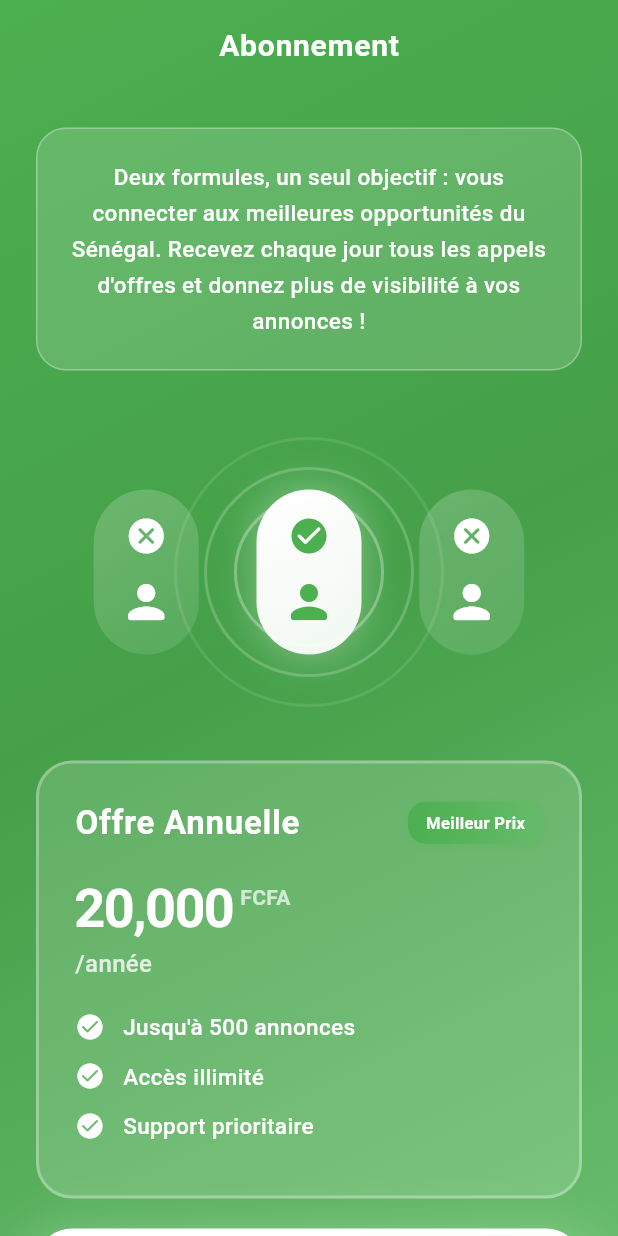
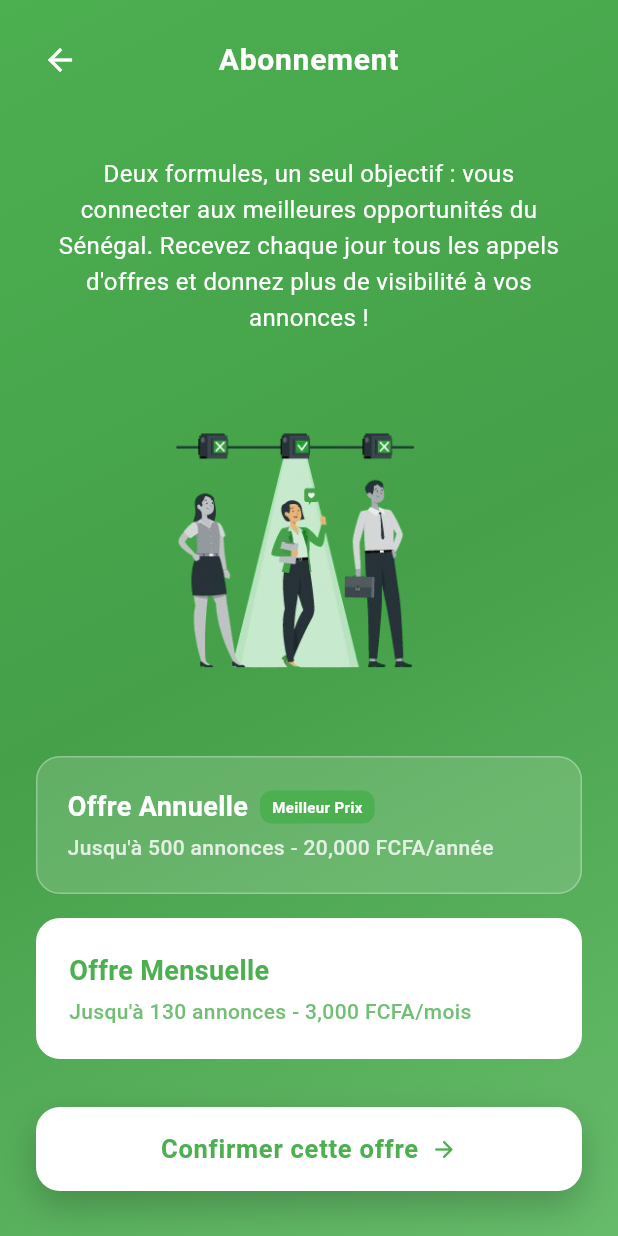
Before and after one commit to Babacargueye3101/sen_offre_mobile, a Flutter app: the TarifsScreen screen opened directly, on a phone screen of 412 x 824 dp. Run offline on Flutter 3.47's test engine with Material 3 defaults, Android fonts, the light colour scheme and no system bars; our stand-ins replace file_picker, shared_preferences, timeago; accounts and stored records are empty.

Commit message:
refactor: simplify tarifs screen layout and styling
- Replaced animated illustration with static tarif.png image asset
- Streamlined pricing cards to show title and subtitle only, removing feature lists and complex gradients
- Added back button to header with centered title layout
- Simplified description text styling by removing background container

```diff
--- a/lib/screens/tarifs_screen.dart
+++ b/lib/screens/tarifs_screen.dart
@@ -8,7 +8,8 @@ class TarifsScreen extends StatefulWidget {
   State<TarifsScreen> createState() => _TarifsScreenState();
 }
 
-class _TarifsScreenState extends State<TarifsScreen> with TickerProviderStateMixin {
+class _TarifsScreenState extends State<TarifsScreen>
+    with TickerProviderStateMixin {
   bool isAnnualSelected = false;
   late AnimationController _floatingController;
   late AnimationController _scaleController;
@@ -65,12 +66,23 @@ class _TarifsScreenState extends State<TarifsScreen> with TickerProviderStateMix
         child: SafeArea(
           child: Column(
             children: [
-              // Header
-              const Padding(
-                padding: EdgeInsets.all(16.0),
-                child: Center(
+              // Header avec bouton retour
+              Padding(
+                padding: const EdgeInsets.all(16.0),
+                child: Row(
+                  children: [
+                    IconButton(
+                      onPressed: () => Navigator.pop(context),
+                      icon: const Icon(
+                        Icons.arrow_back,
+                        color: Colors.white,
+                        size: 24,
+                      ),
+                    ),
+                    const Expanded(
                       child: Text(
                         'Abonnement',
+                        textAlign: TextAlign.center,
                         style: TextStyle(
                           color: Colors.white,
                           fontSize: 20,
@@ -78,6 +90,11 @@ class _TarifsScreenState extends State<TarifsScreen> with TickerProviderStateMix
                           letterSpacing: 0.5,
                         ),
                       ),
+                    ),
+                    const SizedBox(
+                      width: 48,
+                    ), // Pour équilibrer le bouton retour
+                  ],
                 ),
               ),
               // Content
@@ -89,29 +106,21 @@ class _TarifsScreenState extends State<TarifsScreen> with TickerProviderStateMix
                     child: Column(
                       children: [
                         // Description text
-                        Container(
-                          padding: const EdgeInsets.all(20),
-                          decoration: BoxDecoration(
-                            color: Colors.white.withOpacity(0.15),
-                            borderRadius: BorderRadius.circular(20),
-                            border: Border.all(
-                              color: Colors.white.withOpacity(0.3),
-                              width: 1,
-                            ),
-                          ),
-                          child: const Text(
+                        const Padding(
+                          padding: EdgeInsets.symmetric(horizontal: 8.0),
+                          child: Text(
                             "Deux formules, un seul objectif : vous connecter aux meilleures opportunités du Sénégal. Recevez chaque jour tous les appels d'offres et donnez plus de visibilité à vos annonces !",
                             textAlign: TextAlign.center,
                             style: TextStyle(
                               color: Colors.white,
-                              fontSize: 15,
-                              height: 1.6,
-                              fontWeight: FontWeight.w500,
+                              fontSize: 16,
+                              height: 1.5,
+                              fontWeight: FontWeight.w400,
                             ),
                           ),
                         ),
                         const SizedBox(height: 40),
-                        // Illustration animée
+                        // Illustration avec l'image tarif.png
                         AnimatedBuilder(
                           animation: _floatingAnimation,
                           builder: (context, child) {
@@ -121,73 +130,60 @@ class _TarifsScreenState extends State<TarifsScreen> with TickerProviderStateMix
                             );
                           },
                           child: Container(
+                            height: 200,
+                            child: Center(
+                              child: Image.asset(
+                                'assets/images/tarif.png',
                                 height: 180,
-                            decoration: BoxDecoration(
-                              borderRadius: BorderRadius.circular(20),
+                                fit: BoxFit.contain,
+                                errorBuilder: (context, error, stackTrace) {
+                                  // Fallback si l'image n'est pas trouvée
+                                  return Container(
+                                    height: 180,
+                                    child: Column(
+                                      mainAxisAlignment:
+                                          MainAxisAlignment.center,
+                                      children: [
+                                        Icon(
+                                          Icons.image_not_supported,
+                                          color: Colors.white.withOpacity(0.7),
+                                          size: 48,
                                         ),
-                            child: Stack(
-                              alignment: Alignment.center,
-                              children: [
-                                // Cercles en arrière-plan
-                                ...List.generate(3, (index) {
-                                  return Opacity(
-                                    opacity: (0.3 - (index * 0.1)).clamp(0.0, 1.0),
-                                    child: Container(
-                                      width: 100 + (index * 40.0),
-                                      height: 100 + (index * 40.0),
-                                      decoration: BoxDecoration(
-                                        shape: BoxShape.circle,
-                                        border: Border.all(
-                                          color: Colors.white,
-                                          width: 2,
+                                        const SizedBox(height: 8),
+                                        Text(
+                                          'Image tarif.png non trouvée',
+                                          textAlign: TextAlign.center,
+                                          style: TextStyle(
+                                            color: Colors.white.withOpacity(
+                                              0.7,
+                                            ),
+                                            fontSize: 12,
                                           ),
                                         ),
+                                      ],
                                     ),
                                   );
-                                }),
-                                // Icônes centrales
-                                Row(
-                                  mainAxisAlignment: MainAxisAlignment.spaceEvenly,
-                                  children: [
-                                    _buildModernPersonIcon(false, 0),
-                                    _buildModernPersonIcon(true, 1),
-                                    _buildModernPersonIcon(false, 2),
-                                  ],
+                                },
                               ),
-                              ],
                             ),
                           ),
                         ),
                         const SizedBox(height: 40),
                         // Offre Annuelle
-                        _buildModernPricingCard(
+                        _buildPricingCard(
                           isSelected: isAnnualSelected,
                           title: 'Offre Annuelle',
-                          price: '20,000',
-                          period: '/année',
-                          features: [
-                            "Jusqu'à 500 annonces",
-                            'Accès illimité',
-                            'Support prioritaire',
-                          ],
+                          subtitle: "Jusqu'à 500 annonces - 20,000 FCFA/année",
                           badge: 'Meilleur Prix',
                           onTap: () => _selectPlan(true),
-                          delay: 0,
                         ),
-                        const SizedBox(height: 20),
+                        const SizedBox(height: 16),
                         // Offre Mensuelle
-                        _buildModernPricingCard(
+                        _buildPricingCard(
                           isSelected: !isAnnualSelected,
                           title: 'Offre Mensuelle',
-                          price: '3,000',
-                          period: '/mois',
-                          features: [
-                            "Jusqu'à 130 annonces",
-                            'Accès complet',
-                            'Support standard',
-                          ],
+                          subtitle: "Jusqu'à 130 annonces - 3,000 FCFA/mois",
                           onTap: () => _selectPlan(false),
-                          delay: 100,
                         ),
                         const SizedBox(height: 32),
                         // Confirm button
@@ -206,20 +202,20 @@ class _TarifsScreenState extends State<TarifsScreen> with TickerProviderStateMix
                           ),
                           child: ElevatedButton(
                             onPressed: () {
-                              // Déterminer le plan sélectionné
-                              final planTitle = isAnnualSelected ? 'Offre Annuelle' : 'Offre Mensuelle';
-                              final price = isAnnualSelected ? '20,000' : '3,000';
-                              final period = isAnnualSelected ? '/année' : '/mois';
-
-                              // Naviguer vers l'écran de paiement
                               Navigator.push(
                                 context,
                                 MaterialPageRoute(
                                   builder: (context) => PaymentScreen(
                                     isAnnual: isAnnualSelected,
-                                    planTitle: planTitle,
-                                    price: price,
-                                    period: period,
+                                    planTitle: isAnnualSelected
+                                        ? 'Abonnement Annuel'
+                                        : 'Abonnement Mensuel',
+                                    price: isAnnualSelected
+                                        ? '20,000'
+                                        : '3,000',
+                                    period: isAnnualSelected
+                                        ? '/année'
+                                        : '/mois',
                                   ),
                                 ),
                               );
@@ -265,7 +261,8 @@ class _TarifsScreenState extends State<TarifsScreen> with TickerProviderStateMix
                             ),
                             children: [
                               const TextSpan(
-                                text: 'En passant cette commande, vous acceptez les ',
+                                text:
+                                    'En passant cette commande, vous acceptez les ',
                               ),
                               TextSpan(
                                 text: 'conditions d\'utilisation',
@@ -301,212 +298,82 @@ class _TarifsScreenState extends State<TarifsScreen> with TickerProviderStateMix
     );
   }
 
-  Widget _buildModernPersonIcon(bool highlighted, int index) {
-    return Container(
-      width: 70,
-      height: 110,
-      decoration: BoxDecoration(
-        gradient: LinearGradient(
-          begin: Alignment.topLeft,
-          end: Alignment.bottomRight,
-          colors: highlighted
-              ? [Colors.white, Colors.white.withOpacity(0.9)]
-              : [
-                  Colors.white.withOpacity(0.2),
-                  Colors.white.withOpacity(0.1),
-                ],
-        ),
-        borderRadius: BorderRadius.circular(35),
-        boxShadow: highlighted
-            ? [
-                BoxShadow(
-                  color: Colors.white.withOpacity(0.3),
-                  blurRadius: 20,
-                  spreadRadius: 2,
-                ),
-              ]
-            : [],
-      ),
-      child: Column(
-        mainAxisAlignment: MainAxisAlignment.center,
-        children: [
-          Icon(
-            highlighted ? Icons.check_circle_rounded : Icons.cancel_rounded,
-            color: highlighted ? const Color(0xFF4CAF50) : Colors.white,
-            size: 28,
-          ),
-          const SizedBox(height: 12),
-          Icon(
-            Icons.person_rounded,
-            color: highlighted ? const Color(0xFF4CAF50) : Colors.white,
-            size: 36,
-          ),
-        ],
-      ),
-    );
-  }
-
-  Widget _buildModernPricingCard({
+  Widget _buildPricingCard({
     required bool isSelected,
     required String title,
-    required String price,
-    required String period,
-    required List<String> features,
+    required String subtitle,
     String? badge,
     required VoidCallback onTap,
-    required int delay,
   }) {
     return GestureDetector(
       onTap: onTap,
       child: AnimatedContainer(
         duration: const Duration(milliseconds: 300),
         curve: Curves.easeInOut,
-          padding: const EdgeInsets.all(24),
+        padding: const EdgeInsets.all(20),
         decoration: BoxDecoration(
-            gradient: isSelected
-                ? LinearGradient(
-                    begin: Alignment.topLeft,
-                    end: Alignment.bottomRight,
-                    colors: [
-                      Colors.white,
-                      Colors.white.withOpacity(0.95),
-                    ],
-                  )
-                : null,
-            color: isSelected ? null : Colors.white.withOpacity(0.15),
-            borderRadius: BorderRadius.circular(24),
+          color: isSelected ? Colors.white : Colors.white.withOpacity(0.15),
+          borderRadius: BorderRadius.circular(16),
           border: Border.all(
             color: isSelected ? Colors.white : Colors.white.withOpacity(0.3),
-              width: isSelected ? 3 : 2,
+            width: isSelected ? 2 : 1,
           ),
-            boxShadow: isSelected
-                ? [
-                    BoxShadow(
-                      color: Colors.white.withOpacity(0.3),
-                      blurRadius: 30,
-                      spreadRadius: 5,
-                      offset: const Offset(0, 10),
         ),
-                  ]
-                : [],
-          ),
+        child: Row(
+          children: [
+            Expanded(
               child: Column(
                 crossAxisAlignment: CrossAxisAlignment.start,
                 children: [
                   Row(
-                mainAxisAlignment: MainAxisAlignment.spaceBetween,
                     children: [
-                  Expanded(
-                    child: Text(
+                      Text(
                         title,
                         style: TextStyle(
-                        color: isSelected ? const Color(0xFF4CAF50) : Colors.white,
-                        fontSize: 22,
+                          color: isSelected
+                              ? const Color(0xFF4CAF50)
+                              : Colors.white,
+                          fontSize: 18,
                           fontWeight: FontWeight.bold,
-                        letterSpacing: 0.5,
                         ),
                       ),
-                  ),
-                  if (badge != null)
+                      if (badge != null) ...[
+                        const SizedBox(width: 8),
                         Container(
                           padding: const EdgeInsets.symmetric(
-                        horizontal: 12,
-                        vertical: 6,
+                            horizontal: 8,
+                            vertical: 4,
                           ),
                           decoration: BoxDecoration(
-                        gradient: LinearGradient(
-                          colors: [
-                            const Color(0xFF4CAF50),
-                            const Color(0xFF66BB6A),
-                          ],
-                        ),
-                        borderRadius: BorderRadius.circular(12),
-                        boxShadow: [
-                          BoxShadow(
-                            color: const Color(0xFF4CAF50).withOpacity(0.3),
-                            blurRadius: 8,
-                            offset: const Offset(0, 2),
-                          ),
-                        ],
+                            color: const Color(0xFF4CAF50),
+                            borderRadius: BorderRadius.circular(8),
                           ),
                           child: Text(
                             badge,
                             style: const TextStyle(
                               color: Colors.white,
-                          fontSize: 11,
+                              fontSize: 10,
                               fontWeight: FontWeight.bold,
                             ),
                           ),
                         ),
                       ],
+                    ],
                   ),
-              const SizedBox(height: 16),
-              Row(
-                crossAxisAlignment: CrossAxisAlignment.start,
-                children: [
+                  const SizedBox(height: 4),
                   Text(
-                    price,
-                    style: TextStyle(
-                      color: isSelected ? const Color(0xFF4CAF50) : Colors.white,
-                      fontSize: 36,
-                      fontWeight: FontWeight.bold,
-                      letterSpacing: -1,
-                    ),
-                  ),
-                  const SizedBox(width: 4),
-                  Padding(
-                    padding: const EdgeInsets.only(top: 8),
-                    child: Text(
-                      'FCFA',
+                    subtitle,
                     style: TextStyle(
                       color: isSelected
-                            ? const Color(0xFF4CAF50).withOpacity(0.7)
-                            : Colors.white.withOpacity(0.7),
+                          ? const Color(0xFF4CAF50).withOpacity(0.8)
+                          : Colors.white.withOpacity(0.8),
                       fontSize: 14,
-                        fontWeight: FontWeight.w600,
-                      ),
+                      fontWeight: FontWeight.w500,
                     ),
                   ),
                 ],
               ),
-              Text(
-                period,
-                style: TextStyle(
-                  color: isSelected
-                      ? const Color(0xFF4CAF50).withOpacity(0.8)
-                      : Colors.white.withOpacity(0.8),
-                  fontSize: 16,
-                  fontWeight: FontWeight.w500,
             ),
-              ),
-              const SizedBox(height: 20),
-              ...features.map((feature) => Padding(
-                    padding: const EdgeInsets.only(bottom: 12),
-                    child: Row(
-                      children: [
-                        Icon(
-                          Icons.check_circle_rounded,
-                          color: isSelected
-                              ? const Color(0xFF4CAF50)
-                              : Colors.white,
-                          size: 20,
-                        ),
-                        const SizedBox(width: 12),
-                        Expanded(
-                          child: Text(
-                            feature,
-                            style: TextStyle(
-                              color: isSelected
-                                  ? const Color(0xFF4CAF50).withOpacity(0.9)
-                                  : Colors.white,
-                              fontSize: 15,
-                              fontWeight: FontWeight.w500,
-                            ),
-                          ),
-                        ),
-                      ],
-                    ),
-                  )),
           ],
         ),
       ),
```
Lines whose indentation alone changed are shown as unchanged.
